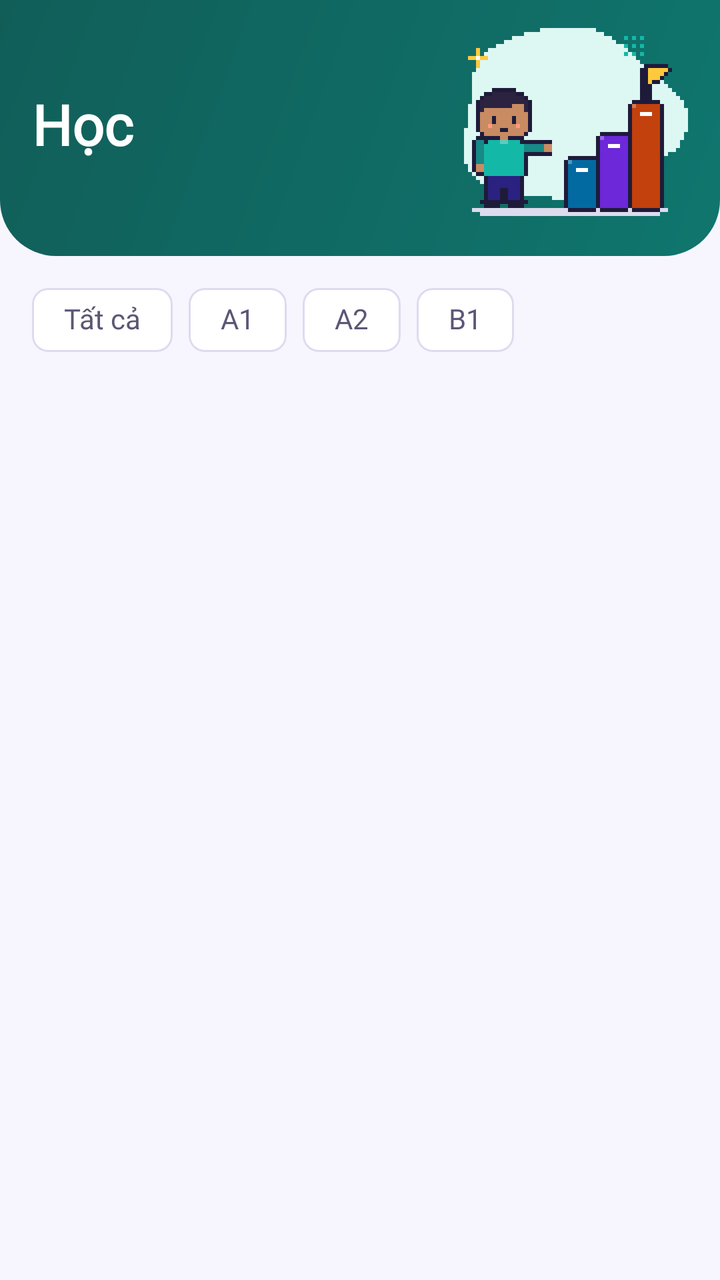
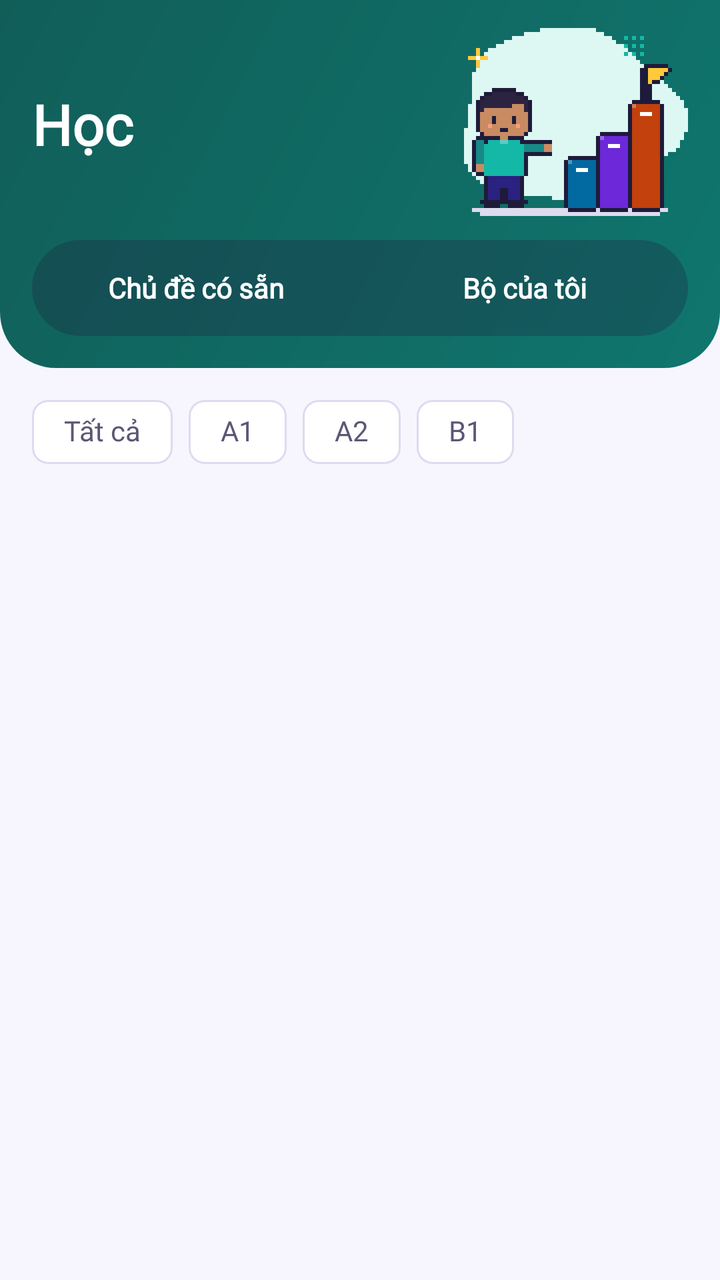

Screens rendered from an Android XML layout before and after an edit, with the pre-edit source and the edit as a unified diff.
<!-- AndroidManifest.xml: application theme Theme.LearningE -->
<!-- res/layout/fragment_learn.xml -->
<?xml version="1.0" encoding="utf-8"?>
<LinearLayout xmlns:android="http://schemas.android.com/apk/res/android"
    xmlns:app="http://schemas.android.com/apk/res-auto"
    android:layout_width="match_parent"
    android:layout_height="match_parent"
    android:orientation="vertical"
    android:theme="@style/ThemeOverlay.LearningE.Learn">

    <LinearLayout
        android:id="@+id/header_learn"
        android:layout_width="match_parent"
        android:layout_height="wrap_content"
        android:background="@drawable/bg_hero_learn"
        android:gravity="center_vertical"
        android:orientation="horizontal"
        android:paddingHorizontal="@dimen/space_4"
        android:paddingTop="@dimen/space_3"
        android:paddingBottom="@dimen/space_4">

        <TextView
            android:layout_width="0dp"
            android:layout_height="wrap_content"
            android:layout_weight="1"
            android:text="@string/tab_learn"
            android:textAppearance="@style/TextAppearance.LearningE.Headline"
            android:textColor="@color/on_hero" />

        <ImageView
            android:layout_width="@dimen/hero_art_width"
            android:layout_height="@dimen/hero_art_height"
            android:importantForAccessibility="no"
            app:srcCompat="@drawable/ill_onboarding_level" />
    </LinearLayout>

    <HorizontalScrollView
        android:layout_width="match_parent"
        android:layout_height="wrap_content"
        android:paddingHorizontal="@dimen/space_4"
        android:paddingTop="@dimen/space_2"
        android:scrollbars="none">

        <com.google.android.material.chip.ChipGroup
            android:id="@+id/cg_level"
            android:layout_width="wrap_content"
            android:layout_height="wrap_content"
            app:selectionRequired="true"
            app:singleLine="true"
            app:singleSelection="true">

            <com.google.android.material.chip.Chip
                android:id="@+id/chip_all"
                style="@style/Widget.Material3.Chip.Filter"
                android:layout_width="wrap_content"
                android:layout_height="wrap_content"
                android:text="@string/learn_level_all" />

            <com.google.android.material.chip.Chip
                android:id="@+id/chip_a1"
                style="@style/Widget.Material3.Chip.Filter"
                android:layout_width="wrap_content"
                android:layout_height="wrap_content"
                android:text="@string/level_a1" />

            <com.google.android.material.chip.Chip
                android:id="@+id/chip_a2"
                style="@style/Widget.Material3.Chip.Filter"
                android:layout_width="wrap_content"
                android:layout_height="wrap_content"
                android:text="@string/level_a2" />

            <com.google.android.material.chip.Chip
                android:id="@+id/chip_b1"
                style="@style/Widget.Material3.Chip.Filter"
                android:layout_width="wrap_content"
                android:layout_height="wrap_content"
                android:text="@string/level_b1" />
        </com.google.android.material.chip.ChipGroup>
    </HorizontalScrollView>

    <FrameLayout
        android:layout_width="match_parent"
        android:layout_height="0dp"
        android:layout_weight="1">

        <androidx.recyclerview.widget.RecyclerView
            android:id="@+id/rv_topics"
            android:layout_width="match_parent"
            android:layout_height="match_parent"
            android:clipToPadding="false"
            android:paddingHorizontal="@dimen/space_3"
            android:paddingBottom="@dimen/space_4"
            app:layoutManager="androidx.recyclerview.widget.GridLayoutManager"
            app:spanCount="2" />

        <com.learninge.app.ui.common.EmptyStateView
            android:id="@+id/es_learn"
            android:layout_width="match_parent"
            android:layout_height="match_parent"
            android:gravity="center"
            android:visibility="gone"
            app:emptyArt="@drawable/ill_onboarding_level" />
    </FrameLayout>
</LinearLayout>
<!-- resources referenced by this layout -->
<resources>
  <color name="on_hero">#FFFFFF</color>
  <dimen name="hero_art_height">100dp</dimen>
  <dimen name="hero_art_width">120dp</dimen>
  <dimen name="space_2">8dp</dimen>
  <dimen name="space_3">12dp</dimen>
  <dimen name="space_4">16dp</dimen>
  <string name="learn_level_all">Tất cả</string>
  <string name="level_a1">A1</string>
  <string name="level_a2">A2</string>
  <string name="level_b1">B1</string>
  <string name="tab_learn">Học</string>
  <color name="hero_learn_end">#0F766E</color>
  <color name="hero_learn_start">#115E59</color>
  <dimen name="radius_xl">28dp</dimen>
  <color name="on_surface">#1E1B3A</color>
  <color name="feat_learn">#0F766E</color>
  <color name="on_feat_learn">#FFFFFF</color>
  <color name="feat_learn_container">#DDF7F3</color>
  <color name="primary">#5146E0</color>
  <color name="on_primary">#FFFFFF</color>
  <color name="primary_container">#ECEBFF</color>
  <color name="on_primary_container">#2A2180</color>
  <color name="accent">#FF7A59</color>
  <color name="on_accent">#1E1B3A</color>
  <color name="sun">#FFC93C</color>
  <color name="on_sun">#1E1B3A</color>
  <color name="background">#F7F6FF</color>
  <color name="surface">#FFFFFF</color>
  <color name="surface_variant">#F0EFFA</color>
  <color name="on_surface_variant">#5A5775</color>
  <color name="outline">#DDDBEE</color>
  <color name="error">#C62828</color>
  <color name="error_container">#FDE8E8</color>
  <style name="Widget.LearningE.Card" parent="Widget.Material3.CardView.Elevated">
          <item name="cardBackgroundColor">@color/surface</item>
          <item name="cardElevation">@dimen/elevation_1</item>
          <item name="shapeAppearance">@style/ShapeAppearance.LearningE.Large</item>
      </style>
  <style name="Widget.LearningE.TextField" parent="Widget.Material3.TextInputLayout.OutlinedBox">
          <item name="shapeAppearance">@style/ShapeAppearance.LearningE.Medium</item>
          <item name="boxBackgroundColor">@color/surface</item>
          <item name="errorIconDrawable">@drawable/ic_info</item>
      </style>
  <style name="Widget.LearningE.Toolbar" parent="Widget.Material3.Toolbar">
          <item name="android:background">@android:color/transparent</item>
          <item name="titleTextAppearance">@style/TextAppearance.LearningE.TitleL</item>
          <item name="subtitleTextAppearance">@style/TextAppearance.LearningE.Caption</item>
      </style>
  <dimen name="button_height_m">48dp</dimen>
  <style name="ShapeAppearance.LearningE.Full" parent="ShapeAppearance.Material3.SmallComponent">
          <item name="cornerSize">50%</item>
      </style>
  <dimen name="elevation_1">1dp</dimen>
  <style name="ShapeAppearance.LearningE.Large" parent="ShapeAppearance.Material3.LargeComponent">
          <item name="cornerSize">@dimen/radius_l</item>
      </style>
  <style name="ShapeAppearance.LearningE.Medium" parent="ShapeAppearance.Material3.MediumComponent">
          <item name="cornerSize">@dimen/radius_m</item>
      </style>
  <dimen name="progress_thickness">8dp</dimen>
  <dimen name="space_1">4dp</dimen>
  <dimen name="radius_l">16dp</dimen>
  <dimen name="radius_m">12dp</dimen>
  <!-- unchanged entries left out for length: 17 -->
</resources>

<!-- the commit's change to res/layout/fragment_learn.xml (unified diff, before → after) -->
@@ -11,28 +11,54 @@
         android:layout_width="match_parent"
         android:layout_height="wrap_content"
         android:background="@drawable/bg_hero_learn"
-        android:gravity="center_vertical"
-        android:orientation="horizontal"
+        android:orientation="vertical"
         android:paddingHorizontal="@dimen/space_4"
         android:paddingTop="@dimen/space_3"
         android:paddingBottom="@dimen/space_4">
 
-        <TextView
-            android:layout_width="0dp"
+        <LinearLayout
+            android:layout_width="match_parent"
             android:layout_height="wrap_content"
-            android:layout_weight="1"
-            android:text="@string/tab_learn"
-            android:textAppearance="@style/TextAppearance.LearningE.Headline"
-            android:textColor="@color/on_hero" />
+            android:gravity="center_vertical"
+            android:orientation="horizontal">
 
-        <ImageView
-            android:layout_width="@dimen/hero_art_width"
-            android:layout_height="@dimen/hero_art_height"
-            android:importantForAccessibility="no"
-            app:srcCompat="@drawable/ill_onboarding_level" />
+            <TextView
+                android:layout_width="0dp"
+                android:layout_height="wrap_content"
+                android:layout_weight="1"
+                android:text="@string/tab_learn"
+                android:textAppearance="@style/TextAppearance.LearningE.Headline"
+                android:textColor="@color/on_hero" />
+
+            <ImageView
+                android:layout_width="@dimen/hero_art_width"
+                android:layout_height="@dimen/hero_art_height"
+                android:importantForAccessibility="no"
+                app:srcCompat="@drawable/ill_onboarding_level" />
+        </LinearLayout>
+
+        <com.google.android.material.button.MaterialButtonToggleGroup
+            android:id="@+id/tg_learn"
+            android:layout_width="match_parent"
+            android:layout_height="wrap_content"
+            android:layout_marginTop="@dimen/space_2"
+            app:selectionRequired="true"
+            app:singleSelection="true">
+
+            <com.google.android.material.button.MaterialButton
+                android:id="@+id/btn_tab_topics"
+                style="@style/Widget.LearningE.Segment"
+                android:text="@string/learn_topics" />
+
+            <com.google.android.material.button.MaterialButton
+                android:id="@+id/btn_tab_decks"
+                style="@style/Widget.LearningE.Segment"
+                android:text="@string/learn_my_decks" />
+        </com.google.android.material.button.MaterialButtonToggleGroup>
     </LinearLayout>
 
     <HorizontalScrollView
+        android:id="@+id/hs_levels"
         android:layout_width="match_parent"
         android:layout_height="wrap_content"
         android:paddingHorizontal="@dimen/space_4"
@@ -77,7 +103,16 @@
         </com.google.android.material.chip.ChipGroup>
     </HorizontalScrollView>
 
+    <androidx.fragment.app.FragmentContainerView
+        android:id="@+id/fcv_decks"
+        android:name="com.learninge.app.ui.deck.MyDecksFragment"
+        android:layout_width="match_parent"
+        android:layout_height="0dp"
+        android:layout_weight="1"
+        android:visibility="gone" />
+
     <FrameLayout
+        android:id="@+id/fl_topics"
         android:layout_width="match_parent"
         android:layout_height="0dp"
         android:layout_weight="1">
<!-- resource entries referenced after the edit -->
@@ -7,10 +7,24 @@
   <dimen name="space_3">12dp</dimen>
   <dimen name="space_4">16dp</dimen>
   <string name="learn_level_all">Tất cả</string>
+  <string name="learn_my_decks">Bộ của tôi</string>
+  <string name="learn_topics">Chủ đề có sẵn</string>
   <string name="level_a1">A1</string>
   <string name="level_a2">A2</string>
   <string name="level_b1">B1</string>
   <string name="tab_learn">Học</string>
+  <style name="Widget.LearningE.Segment" parent="Widget.Material3.Button.OutlinedButton">
+          <item name="android:layout_width">0dp</item>
+          <item name="android:layout_height">wrap_content</item>
+          <item name="android:layout_weight">1</item>
+          <item name="android:minHeight">@dimen/button_height_m</item>
+          <item name="android:insetTop">0dp</item>
+          <item name="android:insetBottom">0dp</item>
+          <item name="android:textAppearance">@style/TextAppearance.LearningE.Label</item>
+          <item name="android:textColor">@color/segment_text</item>
+          <item name="backgroundTint">@color/segment_background</item>
+          <item name="strokeWidth">0dp</item>
+      </style>
   <color name="hero_learn_end">#0F766E</color>
   <color name="hero_learn_start">#115E59</color>
   <dimen name="radius_xl">28dp</dimen>
